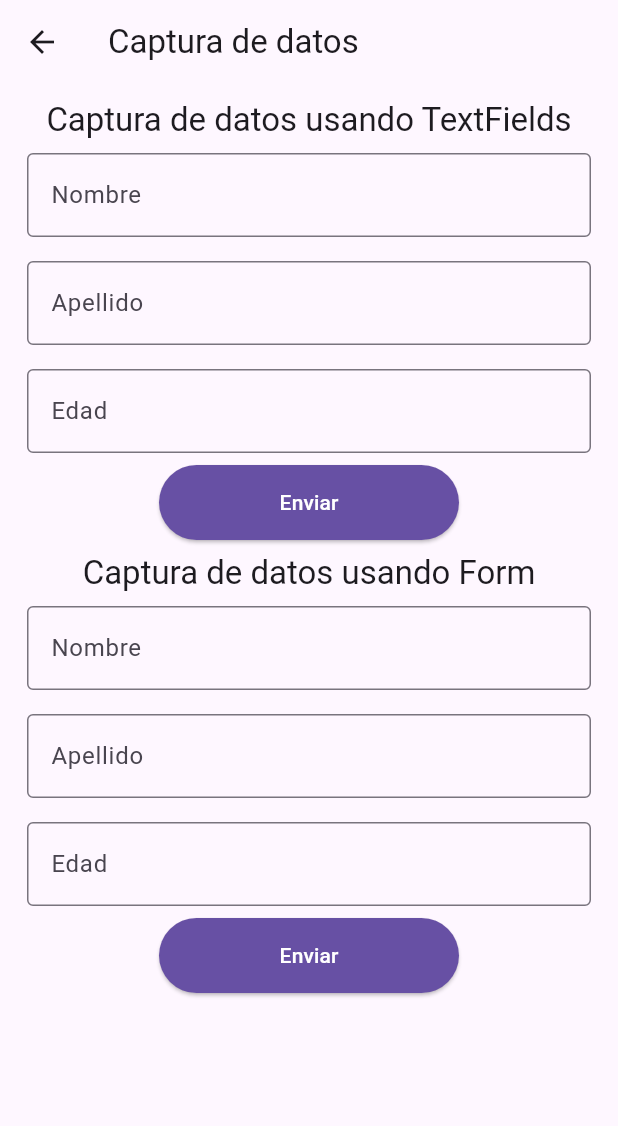
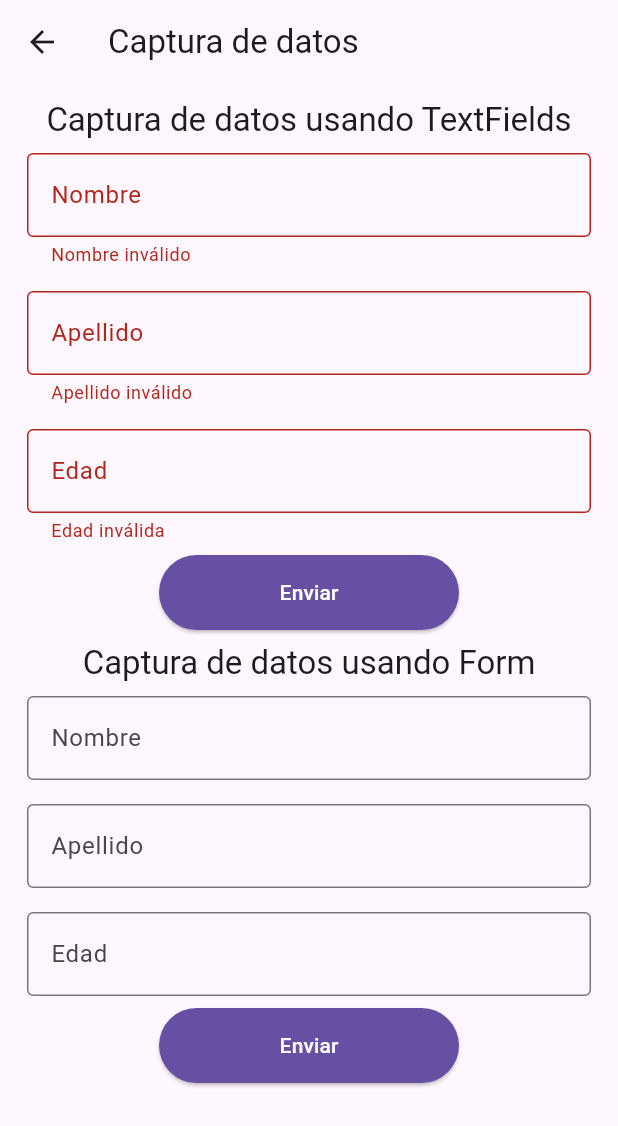
Before and after one commit to DeivyCode/training, a Flutter app: the CaptureData screen opened directly, after a tap on "Enviar", on a phone screen of 412 x 824 dp. Shown: the top 1126 px of the screen. Run offline on Flutter 3.47's test engine with Material 2 defaults, Android fonts, the phone set to English and light mode, and no system bars.

Commit message:
validando y capturando data

```diff
--- a/lib/src/day2/capture_data.dart
+++ b/lib/src/day2/capture_data.dart
@@ -41,45 +41,11 @@ class _CaptureDataState extends State<CaptureData> {
                 "Captura de datos usando TextFields",
                 style: Theme.of(context).textTheme.headline6,
               ),
-              Padding(
-                padding: const EdgeInsets.all(8.0),
-                child: TextField(
-                  controller: _nameController,
-                  decoration: const InputDecoration(
-                    border: OutlineInputBorder(),
-                    labelText: 'Nombre',
-                  ),
-                ),
+              _TextFields(
+                nameController: _nameController,
+                lastNameController: _lastNameController,
+                ageController: _ageController,
               ),
-              Padding(
-                padding: const EdgeInsets.all(8.0),
-                child: TextField(
-                  controller: _nameController,
-                  decoration: const InputDecoration(
-                    border: OutlineInputBorder(),
-                    labelText: 'Apellido',
-                  ),
-                ),
-              ),
-              Padding(
-                padding: const EdgeInsets.all(8.0),
-                child: TextField(
-                  controller: _nameController,
-                  decoration: const InputDecoration(
-                    border: OutlineInputBorder(),
-                    labelText: 'Edad',
-                  ),
-                ),
-              ),
-              ElevatedButton(
-                  style: ButtonStyle(
-                    backgroundColor:
-                        MaterialStateProperty.all(const Color(0xFF6750A4)),
-                    minimumSize: MaterialStateProperty.all(const Size(200, 50)),
-                  ),
-                  onPressed: () {},
-                  child: const Text('Enviar',
-                      style: TextStyle(color: Colors.white))),
               Padding(
                 padding: const EdgeInsets.only(top: 8.0),
                 child: Text("Captura de datos usando Form",
@@ -95,6 +61,91 @@ class _CaptureDataState extends State<CaptureData> {
         ),
       ),
     );
+  }
+}
+
+class _TextFields extends StatefulWidget {
+  const _TextFields(
+      {required this.nameController,
+      required this.lastNameController,
+      required this.ageController});
+  final TextEditingController nameController;
+  final TextEditingController lastNameController;
+  final TextEditingController ageController;
+
+  @override
+  State<_TextFields> createState() => _TextFieldsState();
+}
+
+class _TextFieldsState extends State<_TextFields> {
+  bool _nameIsInvalid = false;
+
+  bool _lasNameIsInvalid = false;
+
+  bool _ageIsInvalid = false;
+
+  @override
+  Widget build(BuildContext context) {
+    return Column(
+      children: [
+        Padding(
+          padding: const EdgeInsets.all(8.0),
+          child: TextField(
+            controller: widget.nameController,
+            decoration: InputDecoration(
+              errorText: _nameIsInvalid ? "Nombre inválido" : null,
+              border: const OutlineInputBorder(),
+              labelText: 'Nombre',
+            ),
+          ),
+        ),
+        Padding(
+          padding: const EdgeInsets.all(8.0),
+          child: TextField(
+            controller: widget.lastNameController,
+            decoration: InputDecoration(
+              errorText: _lasNameIsInvalid ? 'Apellido inválido' : null,
+              border: const OutlineInputBorder(),
+              labelText: 'Apellido',
+            ),
+          ),
+        ),
+        Padding(
+          padding: const EdgeInsets.all(8.0),
+          child: TextField(
+            controller: widget.ageController,
+            decoration: InputDecoration(
+              errorText: _ageIsInvalid ? "Edad inválida" : null,
+              border: const OutlineInputBorder(),
+              labelText: 'Edad',
+            ),
+          ),
+        ),
+        ElevatedButton(
+            style: ButtonStyle(
+              backgroundColor:
+                  MaterialStateProperty.all(const Color(0xFF6750A4)),
+              minimumSize: MaterialStateProperty.all(const Size(200, 50)),
+            ),
+            onPressed: () => _validate(),
+            child: const Text('Enviar', style: TextStyle(color: Colors.white))),
+      ],
+    );
+  }
+
+  void _validate() {
+    setState(() {
+      _nameIsInvalid = widget.nameController.text.isEmpty;
+      _lasNameIsInvalid = widget.lastNameController.text.isEmpty;
+      _ageIsInvalid = widget.ageController.text.isEmpty;
+    });
+    // show a snackbar with the data
+    if (!_nameIsInvalid && !_lasNameIsInvalid && !_ageIsInvalid) {
+      ScaffoldMessenger.of(context).showSnackBar(SnackBar(
+        content: Text(
+            "Nombre: ${widget.nameController.text} ${widget.lastNameController.text} Edad: ${widget.ageController.text}"),
+      ));
+    }
   }
 }
 
```
